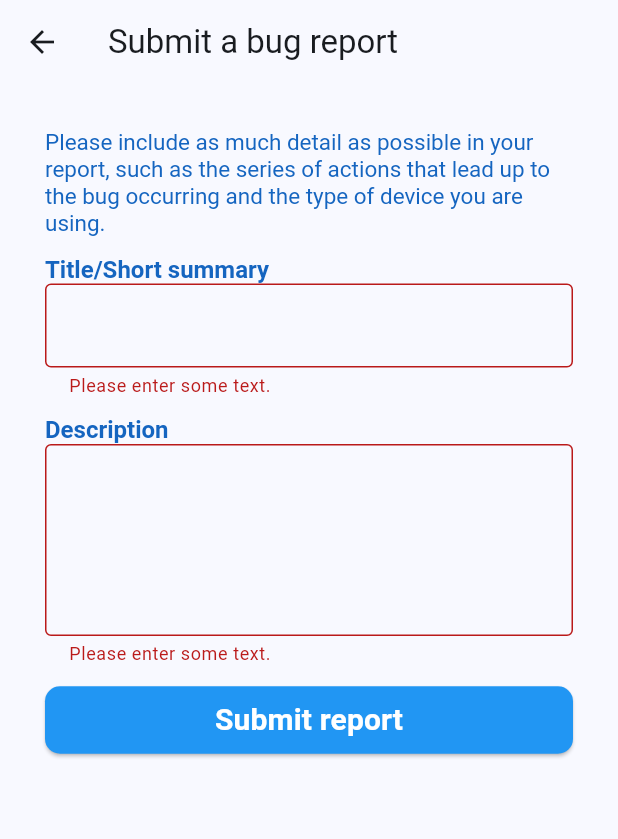
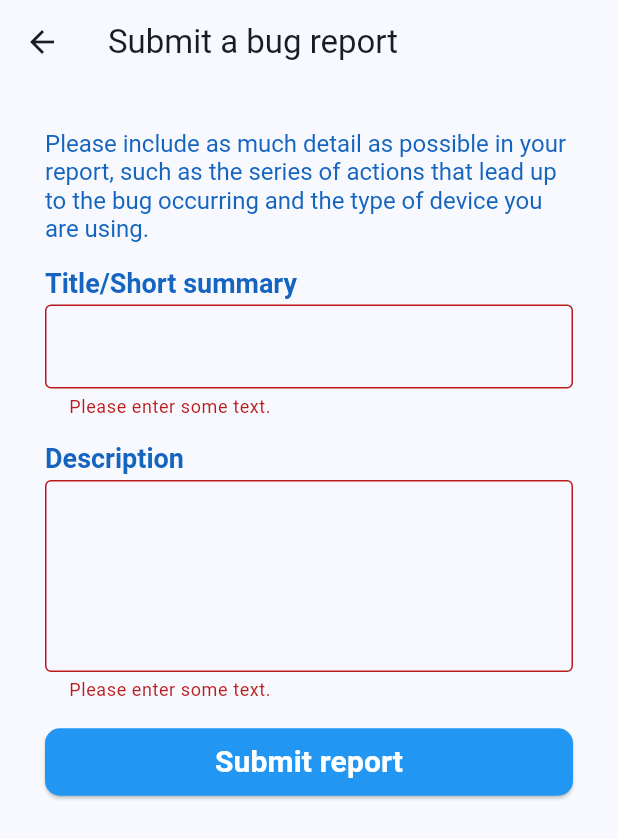
Before and after one commit to Pipeline-To-Better-Placemaking/P2BP-2025Spring-Mobile, a Flutter app: the SubmitBugReportPage screen opened directly, after a tap on "Submit report", on a phone screen of 412 x 824 dp. Shown: the top 839 px of the screen. Run offline on Flutter 3.47's test engine with Material 3 defaults, Android fonts, the phone set to English and light mode, and no system bars; our stand-ins replace cloud_firestore, firebase_auth, firebase_core; accounts and stored records are empty; generated files the repository leaves out were written again.

Commit message:
Add functionality for submitting bug reports
Bug reports are created in the Firestore DB collection bug_reports

```diff
--- a/lib/settings_page.dart
+++ b/lib/settings_page.dart
@@ -289,7 +289,9 @@ class _ProfileIconEditStackState extends State<ProfileIconEditStack> {
     return Stack(
       children: <Widget>[
         // TODO: modify below FutureBuilder for profile icon uploaded by user
-        // Shows the user's initials once loaded as default profile icon
+        // Shows profile icon based on state of Future.
+        // Gets user's initials and has fallback. Planned to get image
+        // previously uploaded by user if there is one.
         FutureBuilder<String>(
           future: _initials,
           builder: (BuildContext context, AsyncSnapshot<String> snapshot) {
--- a/lib/submit_bug_report_page.dart
+++ b/lib/submit_bug_report_page.dart
@@ -1,3 +1,5 @@
+import 'package:cloud_firestore/cloud_firestore.dart';
+import 'package:firebase_auth/firebase_auth.dart';
 import 'package:flutter/material.dart';
 import 'strings.dart';
 
@@ -11,15 +13,18 @@ class SubmitBugReportPage extends StatelessWidget {
         appBar: AppBar(
           title: const Text('Submit a bug report'),
         ),
-        body: Padding(
-          padding: const EdgeInsets.all(30),
-          child: DefaultTextStyle(
-            style: TextStyle(
-              color: Colors.blue[800],
-              fontSize: 16,
-              fontWeight: FontWeight.bold,
-            ),
-            child: SubmitBugReportForm(),
+        body: DefaultTextStyle(
+          style: TextStyle(
+            color: Colors.blue[800],
+            fontSize: 16,
+            fontWeight: FontWeight.bold,
+          ),
+          child: ListView(
+            padding: EdgeInsets.all(30),
+            children: <Widget>[
+              SubmitBugReportForm(),
+              const SizedBox(height: 10),
+            ],
           ),
         ),
       ),
@@ -40,6 +45,54 @@ class _SubmitBugReportFormState extends State<SubmitBugReportForm> {
       _descController = TextEditingController();
   String? _titleErrorText, _descErrorText;
 
+  // Stores bug report in Firestore DB after validating
+  Future<void> _submitBugReport() async {
+    String titleText = _titleController.text;
+    String descText = _descController.text;
+    // Resets all error states to null before validating
+    setState(() {
+      _titleErrorText = null;
+      _descErrorText = null;
+    });
+
+    // Checks for no text in fields
+    if (titleText.isEmpty) {
+      setState(() {
+        _titleErrorText = 'Please enter some text.';
+      });
+    }
+    if (descText.isEmpty) {
+      setState(() {
+        _descErrorText = 'Please enter some text.';
+      });
+    }
+
+    // Only succeeds if none of the fields had an error
+    if (_titleErrorText == null && _descErrorText == null) {
+      try {
+        String? uid = FirebaseAuth.instance.currentUser?.uid;
+        await FirebaseFirestore.instance.collection('bug_reports').doc().set({
+          'uid': uid,
+          'title': titleText,
+          'description': descText,
+          'createdAt': FieldValue.serverTimestamp(),
+        });
+
+        ScaffoldMessenger.of(context).showSnackBar(
+          SnackBar(
+            content: Text('Report submitted successfully! Thank you!'),
+          ),
+        );
+      } catch (e) {
+        ScaffoldMessenger.of(context).showSnackBar(
+          SnackBar(
+            content: Text('Error occurred while submitting bug report: $e'),
+          ),
+        );
+      }
+    }
+  }
+
   @override
   void dispose() {
     _titleController.dispose();
@@ -51,24 +104,32 @@ class _SubmitBugReportFormState extends State<SubmitBugReportForm> {
   Widget build(BuildContext context) {
     return Form(
       key: _formKey,
-      child: ListView(
+      child: Column(
+        crossAxisAlignment: CrossAxisAlignment.stretch,
         children: <Widget>[
-          Text(
+          const Text(
             Strings.submitBugReportText,
             style: TextStyle(
-              fontSize: 15,
               fontWeight: FontWeight.normal,
             ),
           ),
-          SizedBox(height: 12),
-          const Text('Title/Short summary'),
+          const SizedBox(height: 16),
+          const Text(
+            'Title/Short summary',
+            style: TextStyle(fontSize: 18),
+          ),
+          const SizedBox(height: 4),
           TextFormField(
             controller: _titleController,
             forceErrorText: _titleErrorText,
             decoration: InputDecoration(border: OutlineInputBorder()),
           ),
-          SizedBox(height: 12),
-          const Text('Description'),
+          const SizedBox(height: 16),
+          const Text(
+            'Description',
+            style: TextStyle(fontSize: 18),
+          ),
+          const SizedBox(height: 4),
           TextFormField(
             controller: _descController,
             forceErrorText: _descErrorText,
@@ -76,7 +137,7 @@ class _SubmitBugReportFormState extends State<SubmitBugReportForm> {
             maxLines: null,
             minLines: 4,
           ),
-          SizedBox(height: 12),
+          const SizedBox(height: 16),
           ElevatedButton(
             style: ElevatedButton.styleFrom(
               backgroundColor: Colors.blue,
@@ -85,29 +146,7 @@ class _SubmitBugReportFormState extends State<SubmitBugReportForm> {
                 borderRadius: BorderRadius.circular(10),
               ),
             ),
-            onPressed: () {
-              setState(() {
-                // Validation
-                String titleText = _titleController.text,
-                    descText = _descController.text;
-                // Resets all error states to null before validating
-                _titleErrorText = null;
-                _descErrorText = null;
-                if (titleText.isEmpty) {
-                  _titleErrorText = 'Please enter some text.';
-                }
-                if (descText.isEmpty) {
-                  _descErrorText = 'Please enter some text.';
-                }
-                // Only succeeds if none of the fields had an error
-                if (_titleErrorText == null && _descErrorText == null) {
-                  // TODO: Actually submit a report to backend
-                  ScaffoldMessenger.of(context).showSnackBar(
-                    const SnackBar(content: Text('Processing Data...')),
-                  );
-                }
-              });
-            },
+            onPressed: _submitBugReport,
             child: const Text(
               'Submit report',
               style: TextStyle(
@@ -116,7 +155,7 @@ class _SubmitBugReportFormState extends State<SubmitBugReportForm> {
                 fontWeight: FontWeight.bold,
               ),
             ),
-          )
+          ),
         ],
       ),
     );
```
